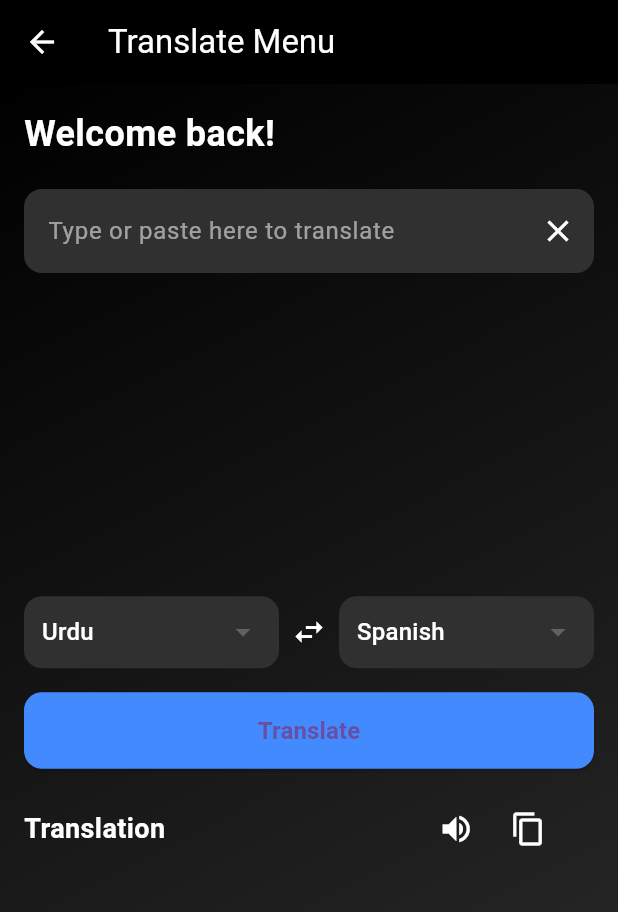
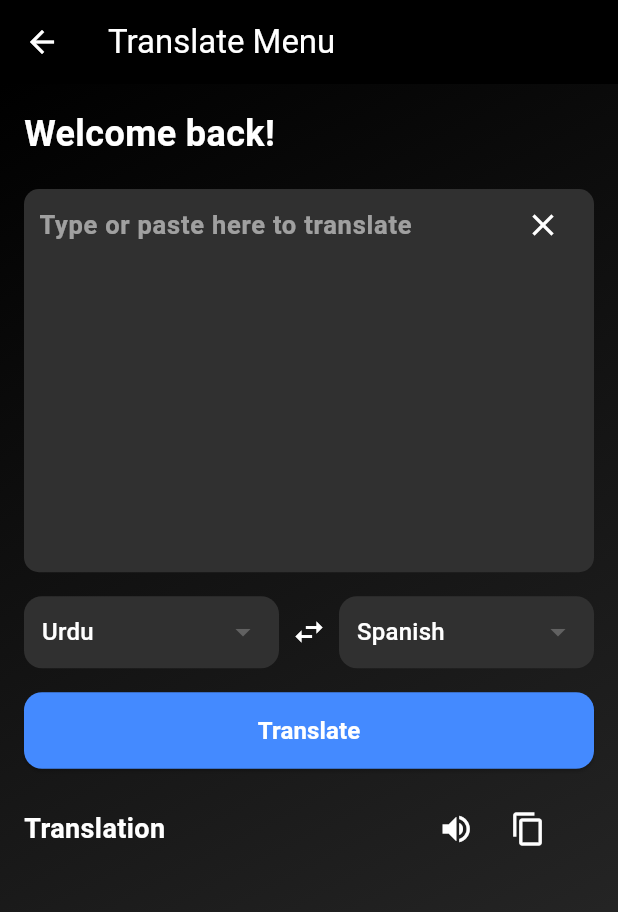
Before and after one commit to Shameerminhas1/PixelPen, a Flutter app: the TranslateScreen screen opened by its route, on a phone screen of 412 x 824 dp. Shown: the top 912 px of the screen. Run offline on Flutter 3.47's test engine with Material 3 defaults, Android fonts, the phone set to English and light mode, and no system bars; our stand-ins replace camera, flutter_spinkit, flutter_tts, google_generative_ai, image_picker and 1 more; missing offline and left inert: dart:ffi, gal, translator.

```diff
--- a/pixelpen/lib/translate.dart
+++ b/pixelpen/lib/translate.dart
@@ -163,18 +163,24 @@
                     ),
                     SizedBox(height: 20),
                     Expanded(
+                      child: Container(
+                        padding: EdgeInsets.symmetric(horizontal: 10),
+                        decoration: BoxDecoration(
+                          color: Colors.grey[850],
+                          borderRadius: BorderRadius.circular(10),
+                        ),
                         child: TextField(
+                          textAlignVertical: TextAlignVertical.top,
                           controller: _textController,
-                        style: TextStyle(color: Colors.white),
+                          style: TextStyle(
+                              color: Colors.white,
+                              fontSize: 20,
+                              fontWeight: FontWeight.bold),
                           decoration: InputDecoration(
+                            border: InputBorder.none,
                             hintText: 'Type or paste here to translate',
-                          hintStyle: TextStyle(color: Colors.white54),
-                          filled: true,
-                          fillColor: Colors.grey[850],
-                          border: OutlineInputBorder(
-                            borderRadius: BorderRadius.circular(12.0),
-                            borderSide: BorderSide.none,
-                          ),
+                            hintStyle:
+                                TextStyle(color: Colors.white54, fontSize: 17),
                             suffixIcon: IconButton(
                               icon: Icon(Icons.clear, color: Colors.white),
                               onPressed: _clearText,
@@ -183,6 +189,7 @@
                           maxLines: null,
                           keyboardType: TextInputType.multiline,
                           textInputAction: TextInputAction.newline,
+                        ),
                       ),
                     ),
                     SizedBox(height: 16.0),
@@ -275,7 +282,8 @@
                                     'Translate',
                                     style: TextStyle(
                                         fontSize: 16.0,
-                                        fontWeight: FontWeight.bold),
+                                        fontWeight: FontWeight.bold,
+                                        color: Colors.white),
                                   ),
                           ),
                         ),
@@ -316,7 +324,9 @@
                             child: Text(
                               _translatedText,
                               style: TextStyle(
-                                  color: Colors.white, fontSize: 16.0),
+                                  color: Colors.white,
+                                  fontSize: 20,
+                                  fontWeight: FontWeight.bold),
                             ),
                           ),
                         ),
```
Also changed, not shown: pixelpen/lib/Camerainput.dart (+15 -10 lines), pixelpen/lib/Imagepanel.dart (+17 -4 lines). Lines whose indentation alone changed are shown as unchanged.
